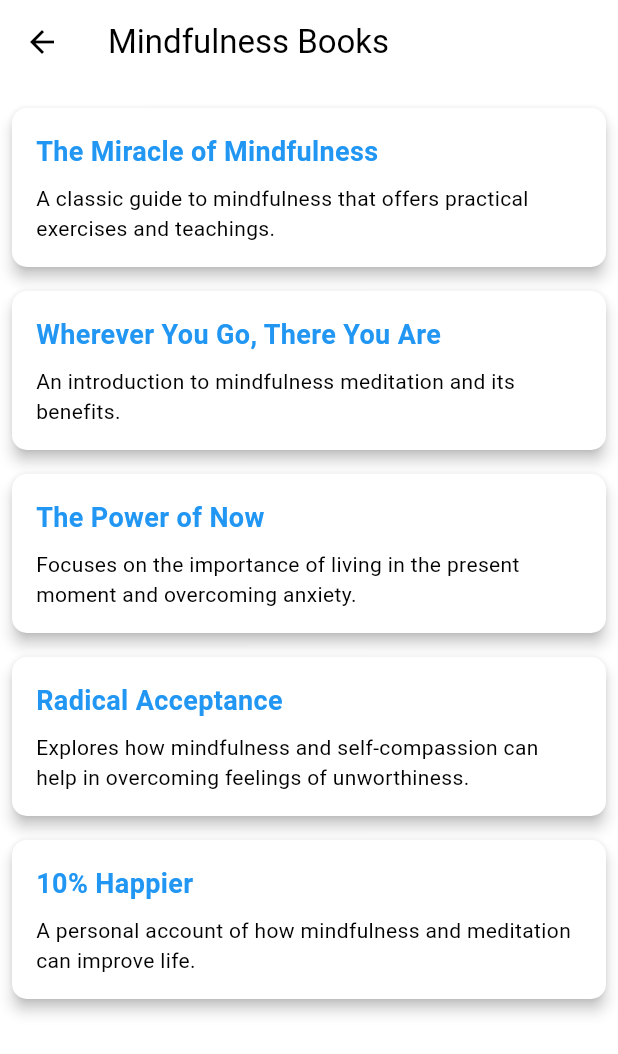
After one commit to syamsundar662/Mind_Glow, a Flutter app: the screen it shows after launch, after a tap on the "arrow forward ios" icon, on a phone screen of 412 x 824 dp. The commit adds this screen. Shown: the top 1054 px of the screen. Run offline on Flutter 3.47's test engine with Material 3 defaults, Android fonts, the phone set to English and light mode, and no system bars; our stand-ins replace carousel_slider, firebase_auth, firebase_core, google_fonts; accounts and stored records are empty; network calls fail.

Commit message:
community and resourse partially done

```diff
--- a/lib/main.dart
+++ b/lib/main.dart
@@ -4,6 +4,7 @@
 import 'package:mind_glow_test/utils/theme.dart';
 
 import 'package:mind_glow_test/view%20model/auth_provider.dart';
+import 'package:mind_glow_test/view%20model/community_provider.dart';
 import 'package:mind_glow_test/view%20model/mood_provider.dart';
 import 'package:mind_glow_test/view%20model/resources_provider.dart';
 import 'package:mind_glow_test/view%20model/root_screen_provider.dart';
@@ -27,7 +28,8 @@
         ChangeNotifierProvider(create: (context) => AuthProvider()),
         ChangeNotifierProvider(create: (context) => RootScreenProvider()),
         ChangeNotifierProvider(create: (context)=>MoodProvider()),
-        ChangeNotifierProvider(create: (context)=>CommentsProvider())
+        ChangeNotifierProvider(create: (context)=>CommentsProvider()),
+        ChangeNotifierProvider(create: (context)=>UserProvider ())
       ],
       child: MaterialApp(
         debugShowCheckedModeBanner: false,
--- a/lib/model/post.dart
+++ b/lib/model/post.dart
@@ -27,8 +27,8 @@
 
 
 
-class Comments {
-    Comments({
+class Resources {
+    Resources({
         required this.postId,
         required this.id,
         required this.name,
@@ -42,8 +42,8 @@
     final String? email;
     final String? body;
 
-    factory Comments.fromJson(Map<String, dynamic> json){
-        return Comments(
+    factory Resources.fromJson(Map<String, dynamic> json){
+        return Resources(
             postId: json["postId"],
             id: json["id"],
             name: json["name"],
--- a/lib/utils/constants.dart
+++ b/lib/utils/constants.dart
@@ -197,3 +197,26 @@
   'Overjoyed',
   'Dissatisfied' // For Icons.sentiment_very_satisfied
 ];
+
+List<String> bookTitles = [
+  "The Miracle of Mindfulness",
+  "Wherever You Go, There You Are",
+  "The Power of Now",
+  "Radical Acceptance",
+  "10% Happier"
+];
+
+List<String> bookDescriptions = [
+  "A classic guide to mindfulness that offers practical exercises and teachings.",
+  "An introduction to mindfulness meditation and its benefits.",
+  "Focuses on the importance of living in the present moment and overcoming anxiety.",
+  "Explores how mindfulness and self-compassion can help in overcoming feelings of unworthiness.",
+  "A personal account of how mindfulness and meditation can improve life."
+];
+List<String> bookLinks = [
+  "https://www.google.co.in/books/edition/The_Miracle_of_Mindfulness/oXmSCwAAQBAJ?hl=en&gbpv=1&printsec=frontcover",
+  "https://www.google.co.in/books/edition/Wherever_You_Go_There_You_Are/kVHhCwAAQBAJ?hl=en&gbpv=1&printsec=frontcover",
+  "https://www.google.co.in/books/edition/The_Power_of_Now/sQYqRCIhFAMC?hl=en&gbpv=1&printsec=frontcover.",
+  "https://www.google.co.in/books/edition/Radical_Acceptance/njUp-vfM5DoC?hl=en&gbpv=1",
+  "https://www.google.co.in/books/edition/10_Happier/Yc2ZAwAAQBAJ?hl=en&gbpv=1&printsec=frontcover"
+];
--- a/lib/view model/community_provider.dart
+++ b/lib/view model/community_provider.dart
@@ -0,0 +1,29 @@
+import 'dart:convert';
+import 'package:flutter/material.dart';
+import 'package:http/http.dart' as http;
+import 'package:mind_glow_test/model/post.dart';
+
+class UserProvider with ChangeNotifier {
+  List<CommunityUsers> _users = [];
+  bool _isLoading = true;
+
+  List<CommunityUsers> get users => _users;
+  bool get isLoading => _isLoading;
+
+  Future<void> fetchUsers() async {
+    _isLoading = true;
+    notifyListeners();
+
+    final response = await http.get(Uri.parse('https://jsonplaceholder.typicode.com/users'));
+
+    if (response.statusCode == 200) {
+      final List<dynamic> jsonResponse = json.decode(response.body);
+      _users = jsonResponse.map((json) => CommunityUsers.fromJson(json)).toList();
+    } else {
+      throw Exception('Failed to load users');
+    }
+
+    _isLoading = false;
+    notifyListeners();
+  }
+}
--- a/lib/view model/resources_provider.dart
+++ b/lib/view model/resources_provider.dart
@@ -4,22 +4,23 @@
 import 'package:mind_glow_test/model/post.dart';
 
 class CommentsProvider with ChangeNotifier {
-  List<Comments> _comments = [];
+  List<Resources> _resourseData = [];
   bool _isLoading = true;
 
-  List<Comments> get comments => _comments;
+  List<Resources> get comments => _resourseData;
   bool get isLoading => _isLoading;
 
   Future<void> fetchComments() async {
     _isLoading = true;
     notifyListeners();
 
-    final response = await http.get(Uri.parse('https://jsonplaceholder.typicode.com/comments'));
+    final response = await http
+        .get(Uri.parse('https://jsonplaceholder.typicode.com/comments'));
 
     if (response.statusCode == 200) {
       final List<dynamic> jsonResponse = json.decode(response.body);
-      _comments = jsonResponse.map((json) => Comments.fromJson(json)).toList();
-      print(_comments);
+      _resourseData = jsonResponse.map((json) => Resources.fromJson(json)).toList();
+      print(_resourseData);
     } else {
       throw Exception('Failed to load comments');
     }
--- a/lib/view model/root_screen_provider.dart
+++ b/lib/view model/root_screen_provider.dart
@@ -1,8 +1,8 @@
 import 'package:flutter/material.dart';
-import 'package:mind_glow_test/view/features/community.dart';
-import 'package:mind_glow_test/view/features/home.dart';
-import 'package:mind_glow_test/view/features/mood.dart';
-import 'package:mind_glow_test/view/features/resources.dart';
+import 'package:mind_glow_test/view/main%20pages/community.dart';
+import 'package:mind_glow_test/view/main%20pages/home.dart';
+import 'package:mind_glow_test/view/main%20pages/mood.dart';
+import 'package:mind_glow_test/view/main%20pages/resources.dart';
 
 class RootScreenProvider extends ChangeNotifier {
   // String _mood = 'Neutral';
@@ -12,7 +12,7 @@
     const HomePage(),
     const MoodTrackerScreen(),
      ResourcesPage(),
-    const CommunityPage(),
+     UsersListPage(),
   ];
 
   Widget get currentScreen => _screens[currentIndex];
--- /dev/null
+++ b/lib/view/main pages/features /book.dart
@@ -0,0 +1,95 @@
+import 'dart:developer';
+
+import 'package:flutter/material.dart';
+import 'package:url_launcher/url_launcher.dart';
+
+class BookPage extends StatelessWidget {
+  BookPage({super.key});
+
+  final List<String> bookTitles = [
+    "The Miracle of Mindfulness",
+    "Wherever You Go, There You Are",
+    "The Power of Now",
+    "Radical Acceptance",
+    "10% Happier"
+  ];
+
+  final List<String> bookDescriptions = [
+    "A classic guide to mindfulness that offers practical exercises and teachings.",
+    "An introduction to mindfulness meditation and its benefits.",
+    "Focuses on the importance of living in the present moment and overcoming anxiety.",
+    "Explores how mindfulness and self-compassion can help in overcoming feelings of unworthiness.",
+    "A personal account of how mindfulness and meditation can improve life."
+  ];
+
+  final List<String> bookLinks = [
+    "https://www.google.co.in/books/edition/The_Miracle_of_Mindfulness/oXmSCwAAQBAJ?hl=en&gbpv=1&printsec=frontcover",
+    "https://www.google.co.in/books/edition/Wherever_You_Go_There_You_Are/kVHhCwAAQBAJ?hl=en&gbpv=1&printsec=frontcover",
+    "https://www.google.co.in/books/edition/The_Power_of_Now/sQYqRCIhFAMC?hl=en&gbpv=1&printsec=frontcover.",
+    "https://www.google.co.in/books/edition/Radical_Acceptance/njUp-vfM5DoC?hl=en&gbpv=1",
+    "https://www.google.co.in/books/edition/10_Happier/Yc2ZAwAAQBAJ?hl=en&gbpv=1&printsec=frontcover"
+  ];
+
+  Future<void> _launchURL(String url) async {
+    final Uri uri = Uri.parse(url);
+    try {
+      if (await canLaunchUrl(uri)) {
+        await launchUrl(uri);
+      } else {
+        throw 'Could not launch $url';
+      }
+    } catch (e) {
+      log('Error launching URL: $e');
+    }
+  }
+
+  @override
+  Widget build(BuildContext context) {
+    return Scaffold(
+      appBar: AppBar(
+        title: const Text('Mindfulness Books'),
+      ),
+      body: Padding(
+        padding: const EdgeInsets.all(8.0),
+        child: ListView.builder(
+          itemCount: bookTitles.length,
+          itemBuilder: (context, index) {
+            return Card(
+              shape: RoundedRectangleBorder(
+                borderRadius: BorderRadius.circular(10),
+              ),
+              elevation: 4,
+              margin: const EdgeInsets.symmetric(vertical: 8),
+              child: InkWell(
+                onTap: () {
+                  _launchURL(bookLinks[index]);
+                },
+                child: Padding(
+                  padding: const EdgeInsets.all(16.0),
+                  child: Column(
+                    crossAxisAlignment: CrossAxisAlignment.start,
+                    children: [
+                      Text(
+                        bookTitles[index],
+                        style: const TextStyle(
+                          fontSize: 18,
+                          fontWeight: FontWeight.bold,
+                          color: Colors.blue, // Indicating it's clickable
+                        ),
+                      ),
+                      const SizedBox(height: 8),
+                      Text(
+                        bookDescriptions[index],
+                        style: const TextStyle(fontSize: 14),
+                      ),
+                    ],
+                  ),
+                ),
+              ),
+            );
+          },
+        ),
+      ),
+    );
+  }
+}
--- a/lib/view/features/home.dart
+++ b/lib/view/main pages/home.dart
@@ -2,23 +2,27 @@
 import 'package:flutter/material.dart';
 import 'package:google_fonts/google_fonts.dart';
 import 'package:mind_glow_test/utils/constants.dart';
+import 'package:mind_glow_test/view/main%20pages/features%20/book.dart';
+import 'package:mind_glow_test/view/main%20pages/features%20/social_media.dart';
+import 'package:mind_glow_test/view/main%20pages/features%20/videos.dart';
+import 'package:mind_glow_test/view/main%20pages/features%20/website.dart';
 import 'package:mind_glow_test/view/widgets/sub_heading.dart';
-import 'package:youtube_player_flutter/youtube_player_flutter.dart';
 
 class HomePage extends StatelessWidget {
   const HomePage({super.key});
 
   @override
   Widget build(BuildContext context) {
-    final YoutubePlayerController _controller = YoutubePlayerController(
-      initialVideoId: YoutubePlayer.convertUrlToId(
-              'https://www.youtube.com/watch?v=inpok4MKVLM') ??
-          '',
-      flags: const YoutubePlayerFlags(
-        autoPlay: false,
-        mute: false,
-      ),
-    );
+
+    // final YoutubePlayerController _controller = YoutubePlayerController(
+    //   initialVideoId: YoutubePlayer.convertUrlToId(
+    //           'https://www.youtube.com/watch?v=inpok4MKVLM') ??
+    //       '',
+    //   flags: const YoutubePlayerFlags(
+    //     autoPlay: false,
+    //     mute: false,
+    //   ),
+    // );
 
     return Scaffold(
       backgroundColor: Colors.white,
@@ -29,7 +33,17 @@
           'Hey Syam',
           style: GoogleFonts.poppins(fontWeight: FontWeight.w500, fontSize: 30),
         ),
-        actions: [const Icon(Icons.notifications_active_outlined), kWidth10],
+        actions: [
+          InkWell(
+              onTap: () {
+                Navigator.push(
+                  context,
+                  MaterialPageRoute(builder: (context) => BookPage()),
+                );
+              },
+              child: const Icon(Icons.notifications_active_outlined)),
+          kWidth10
+        ],
       ),
       body: SingleChildScrollView(
         physics: const AlwaysScrollableScrollPhysics(),
@@ -64,15 +78,82 @@
             // ),
             kHeight10,
 
-            _homeMindfullResourseList(),
+            // _homeMindfullResourseList(context),
+            ListView.builder(
+              physics: const NeverScrollableScrollPhysics(),
+              shrinkWrap: true,
+              itemCount: mindfullResourses.length,
+              itemBuilder: (context, index) {
+                return Container(
+                  margin: homePaddingAll5,
+                  width: double.infinity,
+                  height: 80,
+                  decoration: BoxDecoration(
+                    border: Border.all(width: .2),
+                    borderRadius: BorderRadius.circular(20),
+                  ),
+                  child: Row(
+                    children: [
+                      kWIdth20,
+                      Icon(mindfullResoursesIcon[index]),
+                      Column(
+                        mainAxisAlignment: MainAxisAlignment.center,
+                        children: [
+                          SubHeadings(
+                            title: mindfullResourses[index],
+                          ),
+                        ],
+                      ),
+                      const Spacer(),
+                      IconButton(
+                        icon: Icon(Icons.arrow_forward_ios_rounded),
+                        onPressed: () {
+                          // Navigate to the respective page based on index
+                          switch (index) {
+                            case 0:
+                              // Navigate to BookPage
+                              Navigator.push(
+                                context,
+                                MaterialPageRoute(
+                                    builder: (context) => BookPage()),
+                              );
+                              break;
+                            case 1:
+                              // Navigate to WebsitePage
+                              Navigator.push(
+                                context,
+                                MaterialPageRoute(builder: (context) => WebsitePage()) ,
+                              );
+                              break;
+                            case 2:
+                              // Navigate to VideoPage
+                              Navigator.push(
+                                context,
+                                MaterialPageRoute(builder: (context) => VideosPage()),
+                              );
+                              break;
+                            case 3:
+                              // Navigate to SocialMediaPage
+                              Navigator.push(
+                                context,
+                                MaterialPageRoute(builder: (context) => SocialMedia()),
+                              );
+                              break;
+                          }
+                        },
+                      ),
+                      kWidth10,
+                    ],
+                  ),
+                );
+              },
+            ),
             kHeight20,
           ],
         ),
       ),
     );
   }
-
-
 
   Container _homeDailyTipContainer() {
     return Container(
@@ -122,41 +203,46 @@
     );
   }
 
-  ListView _homeMindfullResourseList() {
-    return ListView.builder(
-      physics: const NeverScrollableScrollPhysics(),
-      shrinkWrap: true,
-      itemCount: mindfullResourses.length,
-      itemBuilder: (context, index) {
-        return Container(
-          margin: homePaddingAll5,
-          width: double.infinity,
-          height: 80,
-          decoration: BoxDecoration(
-            border: Border.all(width: .2),
-            borderRadius: BorderRadius.circular(20),
-          ),
-          child: Row(
-            children: [
-              kWIdth20,
-              Icon(mindfullResoursesIcon[index]),
-              Column(
-                mainAxisAlignment: MainAxisAlignment.center,
-                children: [
-                  SubHeadings(
-                    title: mindfullResourses[index],
-                  ),
-                ],
-              ),
-              const Spacer(),
-              const Icon(Icons.arrow_forward_ios_rounded),
-              kWidth10,
-            ],
-          ),
-        );
-      },
-    );
-  }
+  // ListView _homeMindfullResourseList(BuildContext context) {
+  // return ListView.builder(
+  //   physics: const NeverScrollableScrollPhysics(),
+  //   shrinkWrap: true,
+  //   itemCount: mindfullResourses.length,
+  //   itemBuilder: (context, index) {
+  //     return Container(
+  //       margin: homePaddingAll5,
+  //       width: double.infinity,
+  //       height: 80,
+  //       decoration: BoxDecoration(
+  //         border: Border.all(width: .2),
+  //         borderRadius: BorderRadius.circular(20),
+  //       ),
+  //       child: Row(
+  //         children: [
+  //           kWIdth20,
+  //           Icon(mindfullResoursesIcon[index]),
+  //           Column(
+  //             mainAxisAlignment: MainAxisAlignment.center,
+  //             children: [
+  //               SubHeadings(
+  //                 title: mindfullResourses[index],
+  //               ),
+  //             ],
+  //           ),
+  //           const Spacer(),
+  //            IconButton(icon: Icon(Icons.arrow_forward_ios_rounded),
+  //             onPressed: () {
+
+  //             },
+  //            ),
+  //           kWidth10,
+  //         ],
+  //       ),
+  //     );
+  //   },
+  // );
+
+  // }
 
   SizedBox _homeDailyActivityList() {
     return SizedBox(
--- a/lib/view/features/mood.dart
+++ b/lib/view/main pages/mood.dart
@@ -251,9 +251,7 @@
 // }
 
 import 'package:flutter/material.dart';
-import 'package:google_fonts/google_fonts.dart';
 import 'package:mind_glow_test/view%20model/mood_provider.dart';
-import 'package:mind_glow_test/view/features/home.dart';
 import 'package:mind_glow_test/view/widgets/custom_text.dart';
 import 'package:mind_glow_test/view/widgets/sub_heading.dart';
 import 'package:provider/provider.dart'; // Make sure to import this
--- a/lib/view/features/splash.dart
+++ b/lib/view/splash/splash.dart
@@ -5,8 +5,10 @@
 import 'package:provider/provider.dart';
 
 class SplashScreen extends StatelessWidget {
+
   @override
   Widget build(BuildContext context) {
+
     Future.delayed(Duration(seconds: 2), () {
       Navigator.pushReplacement(
         context,
--- a/pubspec.yaml
+++ b/pubspec.yaml
@@ -44,6 +44,7 @@
   intl: ^0.19.0
   video_player: ^2.9.1
   youtube_player_flutter: ^9.0.3
+  url_launcher: ^6.3.0
 
 dev_dependencies:
   flutter_test:
```
Also changed, not shown: lib/view/features/community.dart (deleted, +0 -10 lines), lib/view/features/resources.dart (deleted, +0 -32 lines), lib/view/main pages/community.dart (added, +60 -0 lines), lib/view/main pages/community_user_details.dart (added, +45 -0 lines), lib/view/main pages/features /social_media.dart (added, +10 -0 lines), lib/view/main pages/features /videos.dart (added, +10 -0 lines), lib/view/main pages/features /website.dart (added, +10 -0 lines), lib/view/main pages/resources.dart (added, +74 -0 lines), pubspec.lock, 6 other files.
